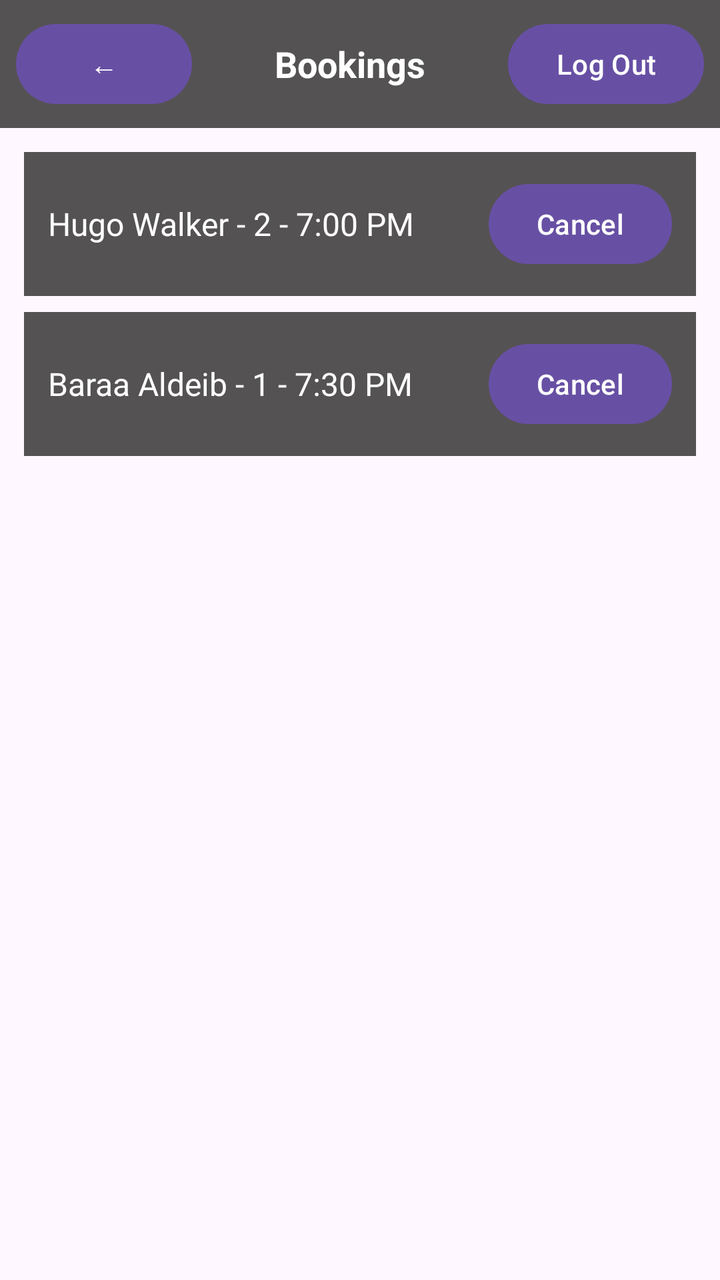
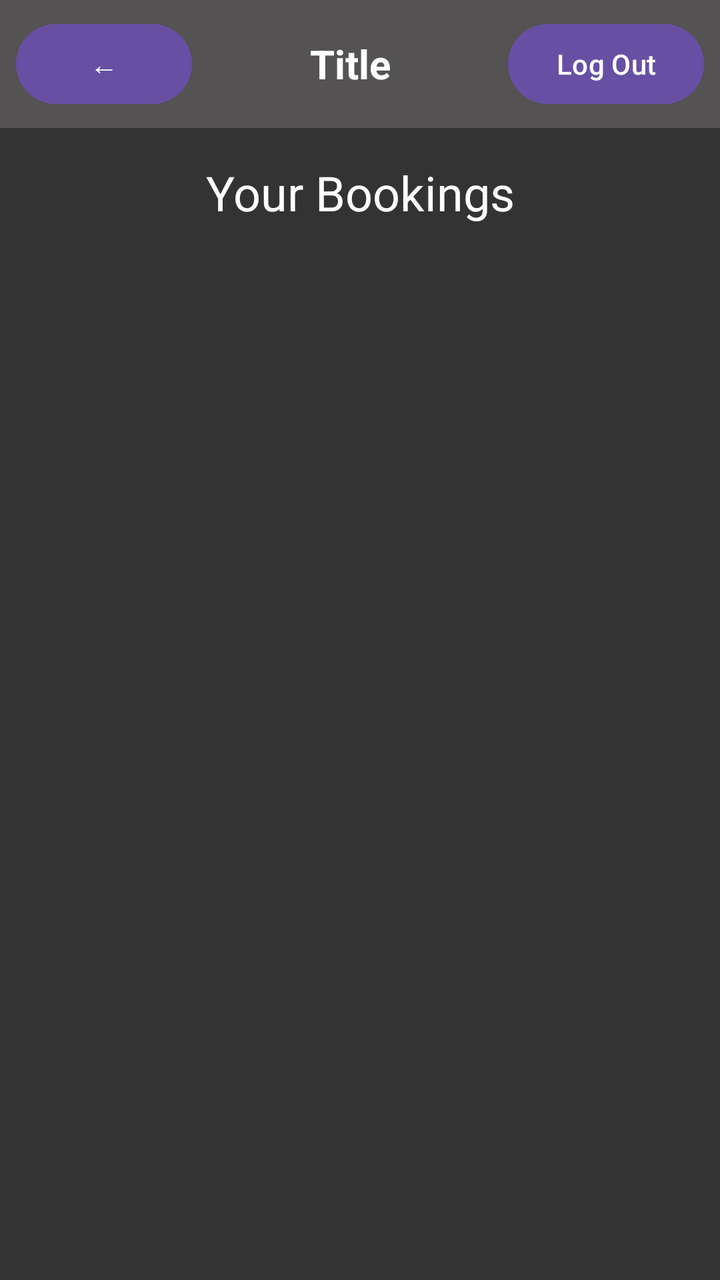

The first picture is an Android layout as it rendered before a commit; the second is the same layout after the commit. The layout source and the unified diff follow.
<!-- AndroidManifest.xml: application theme Theme.MyApplication -->
<!-- res/layout/activity_reservations.xml -->
<?xml version="1.0" encoding="utf-8"?>
<androidx.constraintlayout.widget.ConstraintLayout xmlns:android="http://schemas.android.com/apk/res/android"
    xmlns:app="http://schemas.android.com/apk/res-auto"
    xmlns:tools="http://schemas.android.com/tools"
    android:id="@+id/main"
    android:layout_width="match_parent"
    android:layout_height="match_parent"
    tools:context=".ReservationsActivity">

    
    <LinearLayout
        android:id="@+id/topBar"
        android:layout_width="0dp"
        android:layout_height="wrap_content"
        android:background="#545252"
        android:gravity="center_vertical"
        android:orientation="horizontal"
        android:padding="8dp"
        app:layout_constraintEnd_toEndOf="parent"
        app:layout_constraintStart_toStartOf="parent"
        app:layout_constraintTop_toTopOf="parent">

        <Button
            android:id="@+id/btnBack"
            android:layout_width="wrap_content"
            android:layout_height="wrap_content"
            android:text="←" />

        <TextView
            android:id="@+id/tvTitle"
            android:layout_width="0dp"
            android:layout_height="wrap_content"
            android:layout_weight="1"
            android:gravity="center"
            android:text="Bookings"
            android:textColor="@android:color/white"
            android:textSize="18sp"
            android:textStyle="bold" />

        <Button
            android:id="@+id/btnLogout"
            android:layout_width="wrap_content"
            android:layout_height="wrap_content"
            android:text="Log Out" />
    </LinearLayout>

    
    <ScrollView
        android:layout_width="0dp"
        android:layout_height="0dp"
        app:layout_constraintBottom_toBottomOf="parent"
        app:layout_constraintEnd_toEndOf="parent"
        app:layout_constraintStart_toStartOf="parent"
        app:layout_constraintTop_toBottomOf="@id/topBar">

        <LinearLayout
            android:id="@+id/reservationList"
            android:layout_width="match_parent"
            android:layout_height="wrap_content"
            android:orientation="vertical"
            android:padding="12dp">

            
            <LinearLayout
                android:layout_width="match_parent"
                android:layout_height="wrap_content"
                android:layout_marginBottom="8dp"
                android:background="#545252"
                android:gravity="center_vertical"
                android:orientation="horizontal"
                android:padding="12dp">

                <TextView
                    android:layout_width="0dp"
                    android:layout_height="wrap_content"
                    android:layout_weight="1"
                    android:text="Hugo Walker - 2 - 7:00 PM"
                    android:textColor="@android:color/white"
                    android:textSize="16sp" />

                <Button
                    android:layout_width="wrap_content"
                    android:layout_height="wrap_content"
                    android:text="Cancel" />
            </LinearLayout>

            <LinearLayout
                android:layout_width="match_parent"
                android:layout_height="wrap_content"
                android:layout_marginBottom="8dp"
                android:background="#545252"
                android:gravity="center_vertical"
                android:orientation="horizontal"
                android:padding="12dp">

                <TextView
                    android:layout_width="0dp"
                    android:layout_height="wrap_content"
                    android:layout_weight="1"
                    android:text="Baraa Aldeib - 1 - 7:30 PM"
                    android:textColor="@android:color/white"
                    android:textSize="16sp" />

                <Button
                    android:layout_width="wrap_content"
                    android:layout_height="wrap_content"
                    android:text="@string/cancel" />
            </LinearLayout>

        </LinearLayout>
    </ScrollView>

</androidx.constraintlayout.widget.ConstraintLayout>
<!-- resources referenced by this layout -->
<resources>
  <string name="cancel">Cancel</string>
  <style name="Theme.MyApplication" parent="Base.Theme.MyApplication" />
  <style name="Base.Theme.MyApplication" parent="Theme.Material3.DayNight.NoActionBar">
          
          
      </style>
</resources>

<!-- the commit's change to res/layout/activity_reservations.xml (unified diff, before → after) -->
@@ -5,109 +5,88 @@
     android:id="@+id/main"
     android:layout_width="match_parent"
     android:layout_height="match_parent"
+    android:background="#333333"
     tools:context=".ReservationsActivity">
 
-    
-    <LinearLayout
-        android:id="@+id/topBar"
+    <include
+        android:id="@+id/top_bar_layout"
+        layout="@layout/top_bar"
+        app:layout_constraintEnd_toEndOf="parent"
+        app:layout_constraintStart_toStartOf="parent"
+        app:layout_constraintTop_toTopOf="parent" />
+
+    <TextView
+        android:id="@+id/tvBookings"
+        android:layout_width="wrap_content"
+        android:layout_height="wrap_content"
+        android:layout_marginTop="16dp"
+        android:text="Your Bookings"
+        android:textColor="@android:color/white"
+        android:textSize="24sp"
+        app:layout_constraintStart_toStartOf="parent"
+        app:layout_constraintEnd_toEndOf="parent"
+        app:layout_constraintTop_toBottomOf="@id/top_bar_layout" />
+
+    <ListView
+        android:id="@+id/lvBookings"
+        android:layout_width="0dp"
+        android:layout_height="0dp"
+        android:layout_margin="16dp"
+        app:layout_constraintTop_toBottomOf="@id/tvBookings"
+        app:layout_constraintBottom_toTopOf="@+id/btnMakeReservation"
+        app:layout_constraintStart_toStartOf="parent"
+        app:layout_constraintEnd_toEndOf="parent"
+        tools:listitem="@android:layout/simple_list_item_1" />
+
+    <Button
+        android:id="@+id/btnMakeReservation"
         android:layout_width="0dp"
         android:layout_height="wrap_content"
-        android:background="#545252"
-        android:gravity="center_vertical"
-        android:orientation="horizontal"
-        android:padding="8dp"
-        app:layout_constraintEnd_toEndOf="parent"
-        app:layout_constraintStart_toStartOf="parent"
-        app:layout_constraintTop_toTopOf="parent">
-
-        <Button
-            android:id="@+id/btnBack"
-            android:layout_width="wrap_content"
-            android:layout_height="wrap_content"
-            android:text="←" />
-
-        <TextView
-            android:id="@+id/tvTitle"
-            android:layout_width="0dp"
-            android:layout_height="wrap_content"
-            android:layout_weight="1"
-            android:gravity="center"
-            android:text="Bookings"
-            android:textColor="@android:color/white"
-            android:textSize="18sp"
-            android:textStyle="bold" />
-
-        <Button
-            android:id="@+id/btnLogout"
-            android:layout_width="wrap_content"
-            android:layout_height="wrap_content"
-            android:text="Log Out" />
-    </LinearLayout>
-
-    
-    <ScrollView
-        android:layout_width="0dp"
-        android:layout_height="0dp"
+        android:layout_marginStart="24dp"
+        android:layout_marginEnd="24dp"
+        android:layout_marginBottom="24dp"
+        android:text="Make a Reservation"
+        android:padding="16dp"
+        android:textSize="18sp"
         app:layout_constraintBottom_toBottomOf="parent"
         app:layout_constraintEnd_toEndOf="parent"
         app:layout_constraintStart_toStartOf="parent"
-        app:layout_constraintTop_toBottomOf="@id/topBar">
-
-        <LinearLayout
-            android:id="@+id/reservationList"
-            android:layout_width="match_parent"
-            android:layout_height="wrap_content"
-            android:orientation="vertical"
-            android:padding="12dp">
-
-            
-            <LinearLayout
-                android:layout_width="match_parent"
-                android:layout_height="wrap_content"
-                android:layout_marginBottom="8dp"
-                android:background="#545252"
-                android:gravity="center_vertical"
-                android:orientation="horizontal"
-                android:padding="12dp">
-
-                <TextView
-                    android:layout_width="0dp"
-                    android:layout_height="wrap_content"
-                    android:layout_weight="1"
-                    android:text="Hugo Walker - 2 - 7:00 PM"
-                    android:textColor="@android:color/white"
-                    android:textSize="16sp" />
-
-                <Button
-                    android:layout_width="wrap_content"
-                    android:layout_height="wrap_content"
-                    android:text="Cancel" />
-            </LinearLayout>
-
-            <LinearLayout
-                android:layout_width="match_parent"
-                android:layout_height="wrap_content"
-                android:layout_marginBottom="8dp"
-                android:background="#545252"
-                android:gravity="center_vertical"
-                android:orientation="horizontal"
-                android:padding="12dp">
-
-                <TextView
-                    android:layout_width="0dp"
-                    android:layout_height="wrap_content"
-                    android:layout_weight="1"
-                    android:text="Baraa Aldeib - 1 - 7:30 PM"
-                    android:textColor="@android:color/white"
-                    android:textSize="16sp" />
-
-                <Button
-                    android:layout_width="wrap_content"
-                    android:layout_height="wrap_content"
-                    android:text="@string/cancel" />
-            </LinearLayout>
-
-        </LinearLayout>
-    </ScrollView>
+        android:visibility="gone"
+        tools:visibility="visible" />
 
 </androidx.constraintlayout.widget.ConstraintLayout>
+<!-- res/layout/top_bar.xml (included above) -->
+<?xml version="1.0" encoding="utf-8"?>
+<LinearLayout xmlns:android="http://schemas.android.com/apk/res/android"
+    android:id="@+id/topBar"
+    android:layout_width="match_parent"
+    android:layout_height="?attr/actionBarSize"
+    android:background="#545252"
+    android:gravity="center_vertical"
+    android:orientation="horizontal"
+    android:paddingHorizontal="8dp">
+
+    <Button
+        android:id="@+id/btnBack"
+        android:layout_width="wrap_content"
+        android:layout_height="wrap_content"
+        android:text="←" />
+
+    <TextView
+        android:id="@+id/tvTitle"
+        android:layout_width="0dp"
+        android:layout_height="wrap_content"
+        android:layout_weight="1"
+        android:gravity="center"
+        android:text="Title"
+        android:textColor="@android:color/white"
+        android:textSize="20sp"
+        android:textStyle="bold" />
+
+    <Button
+        android:id="@+id/btnLogout"
+        android:layout_width="wrap_content"
+        android:layout_height="wrap_content"
+        android:text="Log Out" />
+
+</LinearLayout>
<!-- resource entries referenced after the edit -->
@@ -1,6 +1,5 @@
 <!-- resources referenced by this layout -->
 <resources>
-  <string name="cancel">Cancel</string>
   <style name="Theme.MyApplication" parent="Base.Theme.MyApplication" />
   <style name="Base.Theme.MyApplication" parent="Theme.Material3.DayNight.NoActionBar">
           
